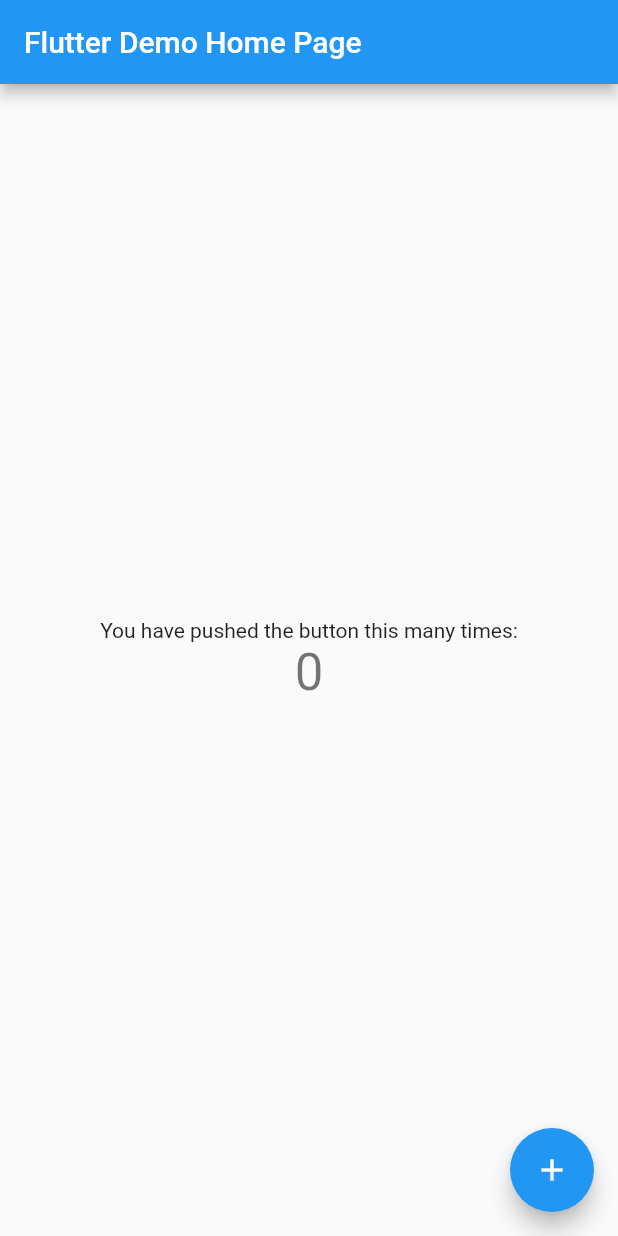
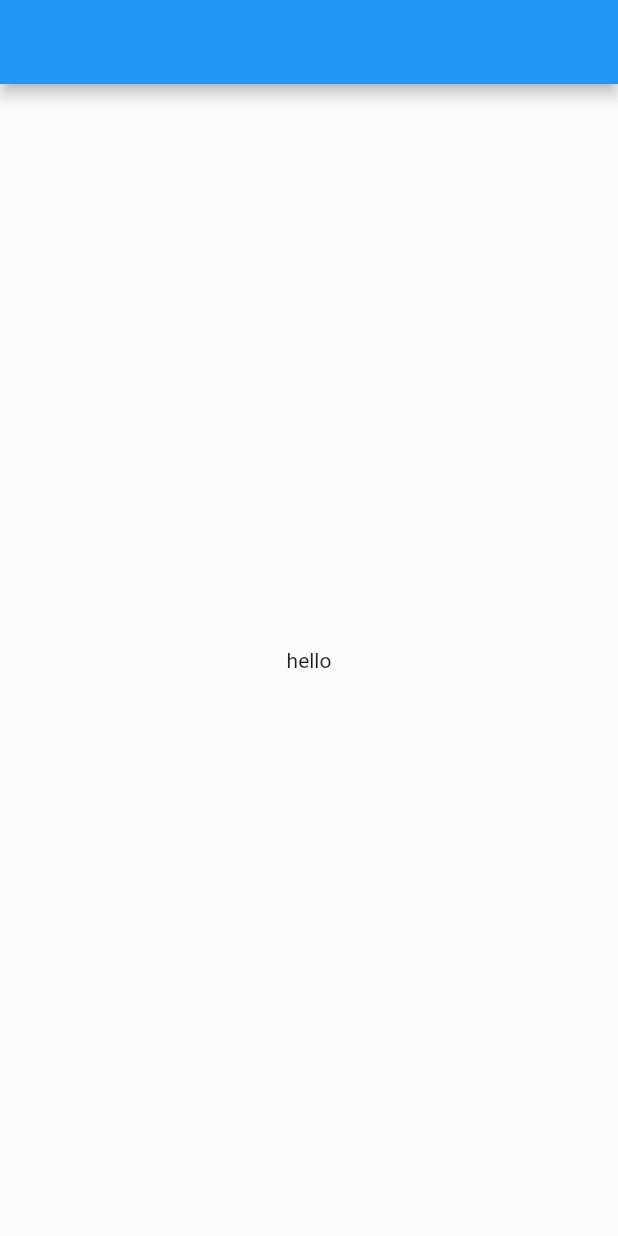
Before and after one commit to uniwasa/issue_viewer, a Flutter app: the screen it shows after launch, on a phone screen of 412 x 824 dp. Run offline on Flutter 3.47's test engine with Material 2 defaults, Android fonts, the phone set to English and light mode, and no system bars; our stand-ins replace hooks_riverpod.

Commit message:
✨ homeの雛形作成

```diff
--- /dev/null
+++ b/lib/app.dart
@@ -0,0 +1,17 @@
+import 'package:flutter/material.dart';
+
+import '../ui/home/home_page.dart';
+
+class App extends StatelessWidget {
+  const App({Key? key}) : super(key: key);
+
+  @override
+  Widget build(BuildContext context) {
+    return MaterialApp(
+      theme: ThemeData(
+        primarySwatch: Colors.blue,
+      ),
+      home: const HomePage(),
+    );
+  }
+}
--- a/lib/main.dart
+++ b/lib/main.dart
@@ -1,115 +1,8 @@
 import 'package:flutter/material.dart';
+import 'package:hooks_riverpod/hooks_riverpod.dart';
+
+import 'app.dart';
 
 void main() {
-  runApp(const MyApp());
+  runApp(const ProviderScope(child: App()));
 }
-
-class MyApp extends StatelessWidget {
-  const MyApp({Key? key}) : super(key: key);
-
-  // This widget is the root of your application.
-  @override
-  Widget build(BuildContext context) {
-    return MaterialApp(
-      title: 'Flutter Demo',
-      theme: ThemeData(
-        // This is the theme of your application.
-        //
-        // Try running your application with "flutter run". You'll see the
-        // application has a blue toolbar. Then, without quitting the app, try
-        // changing the primarySwatch below to Colors.green and then invoke
-        // "hot reload" (press "r" in the console where you ran "flutter run",
-        // or simply save your changes to "hot reload" in a Flutter IDE).
-        // Notice that the counter didn't reset back to zero; the application
-        // is not restarted.
-        primarySwatch: Colors.blue,
-      ),
-      home: const MyHomePage(title: 'Flutter Demo Home Page'),
-    );
-  }
-}
-
-class MyHomePage extends StatefulWidget {
-  const MyHomePage({Key? key, required this.title}) : super(key: key);
-
-  // This widget is the home page of your application. It is stateful, meaning
-  // that it has a State object (defined below) that contains fields that affect
-  // how it looks.
-
-  // This class is the configuration for the state. It holds the values (in this
-  // case the title) provided by the parent (in this case the App widget) and
-  // used by the build method of the State. Fields in a Widget subclass are
-  // always marked "final".
-
-  final String title;
-
-  @override
-  State<MyHomePage> createState() => _MyHomePageState();
-}
-
-class _MyHomePageState extends State<MyHomePage> {
-  int _counter = 0;
-
-  void _incrementCounter() {
-    setState(() {
-      // This call to setState tells the Flutter framework that something has
-      // changed in this State, which causes it to rerun the build method below
-      // so that the display can reflect the updated values. If we changed
-      // _counter without calling setState(), then the build method would not be
-      // called again, and so nothing would appear to happen.
-      _counter++;
-    });
-  }
-
-  @override
-  Widget build(BuildContext context) {
-    // This method is rerun every time setState is called, for instance as done
-    // by the _incrementCounter method above.
-    //
-    // The Flutter framework has been optimized to make rerunning build methods
-    // fast, so that you can just rebuild anything that needs updating rather
-    // than having to individually change instances of widgets.
-    return Scaffold(
-      appBar: AppBar(
-        // Here we take the value from the MyHomePage object that was created by
-        // the App.build method, and use it to set our appbar title.
-        title: Text(widget.title),
-      ),
-      body: Center(
-        // Center is a layout widget. It takes a single child and positions it
-        // in the middle of the parent.
-        child: Column(
-          // Column is also a layout widget. It takes a list of children and
-          // arranges them vertically. By default, it sizes itself to fit its
-          // children horizontally, and tries to be as tall as its parent.
-          //
-          // Invoke "debug painting" (press "p" in the console, choose the
-          // "Toggle Debug Paint" action from the Flutter Inspector in Android
-          // Studio, or the "Toggle Debug Paint" command in Visual Studio Code)
-          // to see the wireframe for each widget.
-          //
-          // Column has various properties to control how it sizes itself and
-          // how it positions its children. Here we use mainAxisAlignment to
-          // center the children vertically; the main axis here is the vertical
-          // axis because Columns are vertical (the cross axis would be
-          // horizontal).
-          mainAxisAlignment: MainAxisAlignment.center,
-          children: <Widget>[
-            const Text(
-              'You have pushed the button this many times:',
-            ),
-            Text(
-              '$_counter',
-              style: Theme.of(context).textTheme.headline4,
-            ),
-          ],
-        ),
-      ),
-      floatingActionButton: FloatingActionButton(
-        onPressed: _incrementCounter,
-        tooltip: 'Increment',
-        child: const Icon(Icons.add),
-      ), // This trailing comma makes auto-formatting nicer for build methods.
-    );
-  }
-}
--- /dev/null
+++ b/lib/ui/home/home_page.dart
@@ -0,0 +1,16 @@
+import 'package:flutter/material.dart';
+import 'package:hooks_riverpod/hooks_riverpod.dart';
+
+class HomePage extends HookConsumerWidget {
+  const HomePage({Key? key}) : super(key: key);
+
+  @override
+  Widget build(BuildContext context, WidgetRef ref) {
+    return Scaffold(
+      appBar: AppBar(),
+      body: const Center(
+        child: Text('hello'),
+      ),
+    );
+  }
+}
--- a/pubspec.yaml
+++ b/pubspec.yaml
@@ -15,6 +15,8 @@
   freezed_annotation: ^1.1.0
   retrofit: ^3.0.1+1
   logger: ^1.1.0
+  hooks_riverpod: ^1.0.3
+  flutter_hooks: ^0.18.3
 
 dev_dependencies:
   flutter_test:
```
Also changed, not shown: lib/ui/home/home_controller.dart (added), pubspec.lock, 1 other file.
